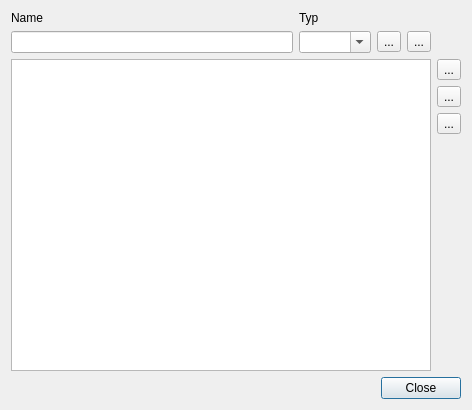
Before: the Qt Designer form ui/qmcertificatedialog.ui in Christian-Kr/QualificationMatrix, drawn with Qt 5.
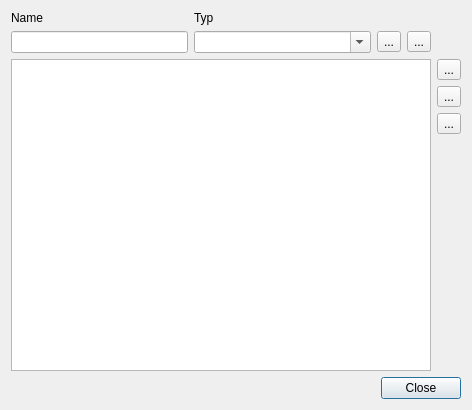
After: the same form once the commit is applied. Icons and pictures are not drawn.

Commit message: Change ui elements size

Diff of the .ui file:
```diff
--- a/ui/qmcertificatedialog.ui
+++ b/ui/qmcertificatedialog.ui
@@ -32,6 +32,12 @@
      </item>
      <item row="1" column="1">
       <widget class="QComboBox" name="cbType">
+       <property name="sizePolicy">
+        <sizepolicy hsizetype="Preferred" vsizetype="Preferred">
+         <horstretch>0</horstretch>
+         <verstretch>0</verstretch>
+        </sizepolicy>
+       </property>
        <property name="editable">
         <bool>true</bool>
        </property>
@@ -58,7 +64,14 @@
       </widget>
      </item>
      <item row="1" column="0">
-      <widget class="QLineEdit" name="leName"/>
+      <widget class="QLineEdit" name="leName">
+       <property name="sizePolicy">
+        <sizepolicy hsizetype="Preferred" vsizetype="Preferred">
+         <horstretch>0</horstretch>
+         <verstretch>0</verstretch>
+        </sizepolicy>
+       </property>
+      </widget>
      </item>
      <item row="1" column="3">
       <widget class="QToolButton" name="tbFilter">
```
